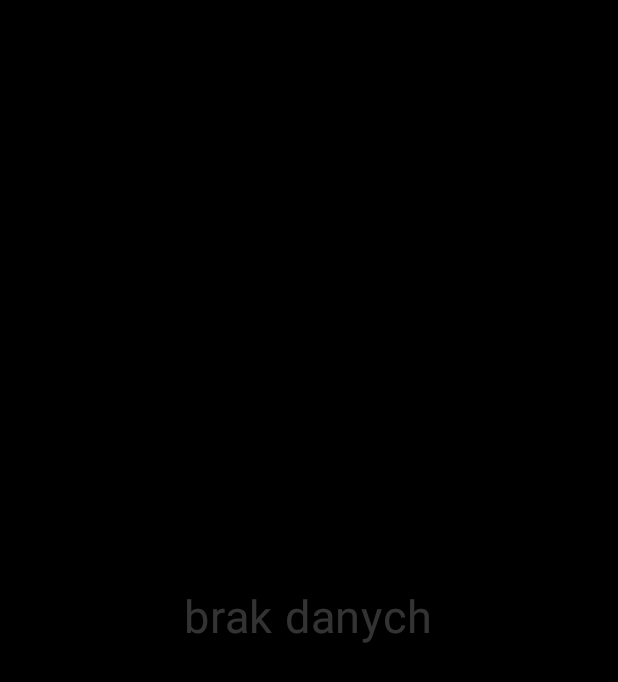
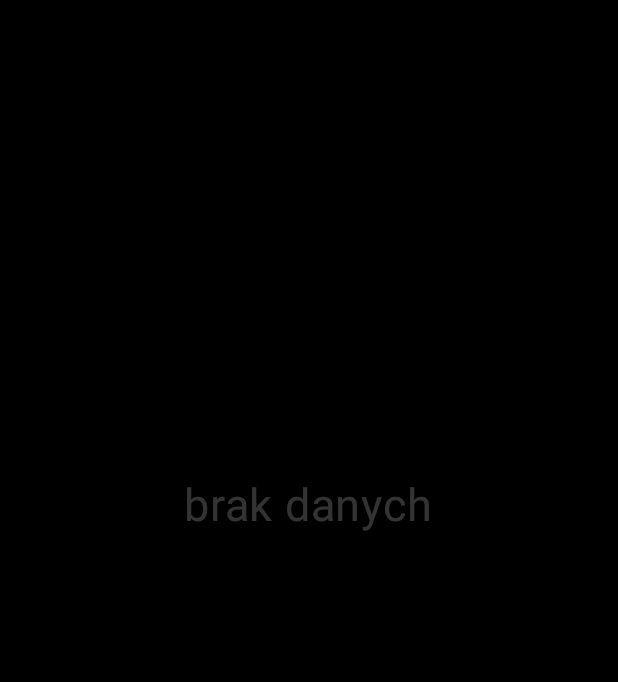
Before and after one commit to gq97a6/pjatk_app, an Android app built with Jetpack Compose: the composable Content shown on its own in the app's theme, on a phone screen of 412 x 824 dp. Shown: the top 682 px of the screen. Run offline under Robolectric (Android 15) with nearby library versions, the light colour scheme and no system bars; libraries missing offline, so code that uses them is left out: androidx.glance, androidx.glance.appwidget.

Commit message:
Fixed no data info header.

```diff
--- a/app/build.gradle
+++ b/app/build.gradle
@@ -22,7 +22,7 @@ android {
         }
 
         debug {
-            debuggable false
+            debuggable true
         }
     }
 
--- a/app/src/main/java/gq97a6/pjatk/app/activities/fragments/TimetableFragment.kt
+++ b/app/src/main/java/gq97a6/pjatk/app/activities/fragments/TimetableFragment.kt
@@ -24,6 +24,7 @@ import androidx.compose.ui.graphics.Color
 import androidx.compose.ui.graphics.ColorFilter
 import androidx.compose.ui.res.painterResource
 import androidx.compose.ui.text.font.FontWeight
+import androidx.compose.ui.text.style.TextAlign
 import androidx.compose.ui.unit.dp
 import androidx.compose.ui.unit.sp
 import androidx.compose.ui.window.Dialog
@@ -104,7 +105,7 @@ class TimetableFragment : Fragment() {
 @OptIn(ExperimentalFoundationApi::class)
 @Composable
 private fun Content(courses: Map<LocalDate, List<Course>>) =
-    Box(contentAlignment = Alignment.Center, modifier = Modifier.fillMaxHeight()) {
+    Box(modifier = Modifier.fillMaxHeight().fillMaxWidth()) {
         var course by remember { mutableStateOf(null as Course?) }
 
         LazyColumn(modifier = Modifier.fillMaxWidth()) {
@@ -150,7 +151,8 @@ private fun Content(courses: Map<LocalDate, List<Course>>) =
             Text(
                 text = "brak danych",
                 fontSize = 30.sp,
-                color = pallet.accent.copy(0.2f)
+                color = pallet.accent.copy(0.2f),
+                modifier = Modifier.align(Alignment.Center).padding(bottom = 150.dp)
             )
         }
 
```
